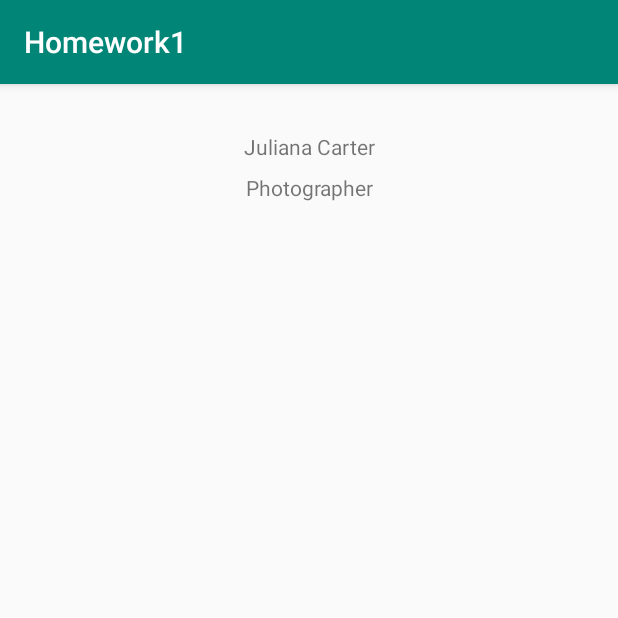
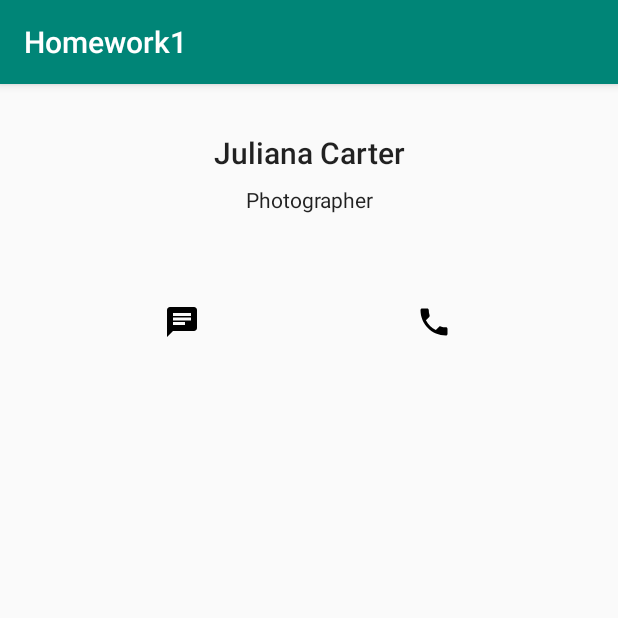
Before and after one commit to Rolfrider/androidlevelup_spring2019Homework, an Android app: the screen it shows after launch (MainActivity), on a phone screen of 412 x 824 dp, the top half of it. Run offline under Robolectric (Android 15) with nearby library versions, the phone set to English and light mode, and no system bars; our stand-ins replace CircleImageView.

Commit message:
add: chat and call icon

```diff
--- /dev/null
+++ b/Homework1/app/src/main/res/drawable/ic_call_black_24dp.xml
@@ -0,0 +1,9 @@
+<vector xmlns:android="http://schemas.android.com/apk/res/android"
+        android:width="24dp"
+        android:height="24dp"
+        android:viewportWidth="24.0"
+        android:viewportHeight="24.0">
+    <path
+        android:fillColor="#FF000000"
+        android:pathData="M6.62,10.79c1.44,2.83 3.76,5.14 6.59,6.59l2.2,-2.2c0.27,-0.27 0.67,-0.36 1.02,-0.24 1.12,0.37 2.33,0.57 3.57,0.57 0.55,0 1,0.45 1,1V20c0,0.55 -0.45,1 -1,1 -9.39,0 -17,-7.61 -17,-17 0,-0.55 0.45,-1 1,-1h3.5c0.55,0 1,0.45 1,1 0,1.25 0.2,2.45 0.57,3.57 0.11,0.35 0.03,0.74 -0.25,1.02l-2.2,2.2z"/>
+</vector>
--- /dev/null
+++ b/Homework1/app/src/main/res/drawable/ic_chat_black_24dp.xml
@@ -0,0 +1,9 @@
+<vector xmlns:android="http://schemas.android.com/apk/res/android"
+        android:width="24dp"
+        android:height="24dp"
+        android:viewportWidth="24.0"
+        android:viewportHeight="24.0">
+    <path
+        android:fillColor="#FF000000"
+        android:pathData="M20,2L4,2c-1.1,0 -1.99,0.9 -1.99,2L2,22l4,-4h14c1.1,0 2,-0.9 2,-2L22,4c0,-1.1 -0.9,-2 -2,-2zM6,9h12v2L6,11L6,9zM14,14L6,14v-2h8v2zM18,8L6,8L6,6h12v2z"/>
+</vector>
--- a/Homework1/app/src/main/res/layout/activity_main.xml
+++ b/Homework1/app/src/main/res/layout/activity_main.xml
@@ -33,7 +33,7 @@
             android:text="Juliana Carter"
             app:layout_constraintEnd_toEndOf="parent"
             app:layout_constraintStart_toStartOf="parent"
-        app:layout_constraintTop_toTopOf="parent" />
+            app:layout_constraintTop_toTopOf="parent" android:textAppearance="@style/TextAppearance.AppCompat.Title"/>
 
     <TextView
             android:id="@+id/textView2"
@@ -43,7 +43,22 @@
             android:text="Photographer"
             app:layout_constraintEnd_toEndOf="@+id/textView"
             app:layout_constraintStart_toStartOf="@+id/textView"
-        app:layout_constraintTop_toBottomOf="@+id/textView" />
+            app:layout_constraintTop_toBottomOf="@+id/textView"
+            android:textAppearance="@style/TextAppearance.AppCompat.Body1"/>
+    <ImageView
+            android:layout_width="wrap_content"
+            android:layout_height="wrap_content" app:srcCompat="@drawable/ic_chat_black_24dp"
+            android:id="@+id/imageView2"
+            app:layout_constraintEnd_toStartOf="@+id/profile_image" android:layout_marginEnd="24dp"
+            app:layout_constraintTop_toTopOf="@+id/profile_image"
+            app:layout_constraintBottom_toBottomOf="@+id/profile_image"/>
+    <ImageView
+            android:layout_width="wrap_content"
+            android:layout_height="wrap_content" app:srcCompat="@drawable/ic_call_black_24dp"
+            android:id="@+id/imageView3"
+            app:layout_constraintStart_toEndOf="@+id/profile_image"
+            app:layout_constraintBottom_toBottomOf="@+id/profile_image"
+            app:layout_constraintTop_toTopOf="@+id/profile_image" android:layout_marginStart="24dp"/>
 
 
 </android.support.constraint.ConstraintLayout>
```
Lines whose indentation alone changed are shown as unchanged.
